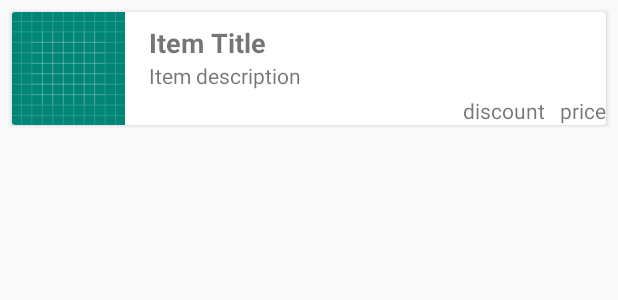
After one commit to ChanakaDushmantha/Online-Shop, an Android app: the layout custom_item.xml on its own in the app's theme, with its tools: preview values and no code run, on a phone screen of 412 x 824 dp. The commit adds this screen. Shown: the top 300 px of the screen. Run offline under Robolectric (Android 15) with nearby library versions, the phone set to English and light mode, and no system bars; network calls fail.

Commit message:
create item list

```diff
--- a/app/build.gradle
+++ b/app/build.gradle
@@ -40,4 +40,6 @@ dependencies {
     implementation 'com.amitshekhar.android:android-networking:1.0.2'
     //validation
     implementation 'com.basgeekball:awesome-validation:4.2'
+    //picasso for take image
+    implementation 'com.squareup.picasso:picasso:2.71828'
 }
--- /dev/null
+++ b/app/src/main/res/layout/custom_item.xml
@@ -0,0 +1,81 @@
+<?xml version="1.0" encoding="utf-8"?>
+<androidx.constraintlayout.widget.ConstraintLayout xmlns:android="http://schemas.android.com/apk/res/android"
+    xmlns:app="http://schemas.android.com/apk/res-auto"
+    xmlns:tools="http://schemas.android.com/tools"
+    android:layout_width="match_parent"
+    android:layout_height="wrap_content">
+
+    <androidx.cardview.widget.CardView
+        android:layout_width="match_parent"
+        android:layout_height="wrap_content"
+        android:layout_marginStart="8dp"
+        android:layout_marginTop="8dp"
+        android:layout_marginEnd="8dp"
+        android:layout_marginBottom="8dp"
+        app:layout_constraintBottom_toBottomOf="parent"
+        app:layout_constraintEnd_toEndOf="parent"
+        app:layout_constraintStart_toStartOf="parent"
+        app:layout_constraintTop_toTopOf="parent">
+
+        <androidx.constraintlayout.widget.ConstraintLayout
+            android:layout_width="match_parent"
+            android:layout_height="wrap_content">
+
+            <ImageView
+                android:id="@+id/coverImage"
+                android:layout_width="75dp"
+                android:layout_height="75dp"
+                app:layout_constraintBottom_toBottomOf="parent"
+                app:layout_constraintEnd_toEndOf="parent"
+                app:layout_constraintHorizontal_bias="0.0"
+                app:layout_constraintStart_toStartOf="parent"
+                app:layout_constraintTop_toTopOf="parent"
+                app:srcCompat="@drawable/ic_launcher_background" />
+
+            <TextView
+                android:id="@+id/itemTitle1"
+                android:layout_width="0dp"
+                android:layout_height="wrap_content"
+                android:layout_marginStart="16dp"
+                android:layout_marginTop="8dp"
+                android:text="Item Title"
+                android:textSize="18sp"
+                android:textStyle="bold"
+                app:layout_constraintBottom_toBottomOf="parent"
+                app:layout_constraintEnd_toEndOf="parent"
+                app:layout_constraintHorizontal_bias="0.0"
+                app:layout_constraintStart_toEndOf="@+id/coverImage"
+                app:layout_constraintTop_toTopOf="parent"
+                app:layout_constraintVertical_bias="0.0" />
+
+            <TextView
+                android:id="@+id/itemDec"
+                android:layout_width="0dp"
+                android:layout_height="wrap_content"
+                android:layout_marginStart="16dp"
+                android:text="Item description"
+                app:layout_constraintEnd_toEndOf="parent"
+                app:layout_constraintHorizontal_bias="0.0"
+                app:layout_constraintStart_toEndOf="@+id/coverImage"
+                app:layout_constraintTop_toBottomOf="@+id/itemTitle1" />
+
+            <TextView
+                android:id="@+id/price"
+                android:layout_width="wrap_content"
+                android:layout_height="wrap_content"
+                android:text="price"
+                app:layout_constraintBottom_toBottomOf="parent"
+                app:layout_constraintEnd_toEndOf="parent" />
+
+            <TextView
+                android:id="@+id/discount"
+                android:layout_width="wrap_content"
+                android:layout_height="wrap_content"
+                android:layout_marginEnd="10dp"
+                android:text="discount"
+                app:layout_constraintBottom_toBottomOf="parent"
+                app:layout_constraintEnd_toStartOf="@+id/price" />
+        </androidx.constraintlayout.widget.ConstraintLayout>
+    </androidx.cardview.widget.CardView>
+
+</androidx.constraintlayout.widget.ConstraintLayout>
```
Also changed, not shown: app/src/main/AndroidManifest.xml (+14 -9 lines), app/src/main/java/lk/chanaka/dushmantha/groceryonline/GetServiceURL.java (deleted, +0 -7 lines), app/src/main/java/lk/chanaka/dushmantha/groceryonline/Items/Adaptor.java (added, +87 -0 lines), app/src/main/java/lk/chanaka/dushmantha/groceryonline/Items/GroceryItem.java (added, +136 -0 lines), app/src/main/java/lk/chanaka/dushmantha/groceryonline/Items/List.java (added, +129 -0 lines), app/src/main/java/lk/chanaka/dushmantha/groceryonline/LoginActivity.java (+6 -7 lines), app/src/main/java/lk/chanaka/dushmantha/groceryonline/MyApp.java (+9 -1 lines), app/src/main/java/lk/chanaka/dushmantha/groceryonline/ProfilePicture.java (+5 -5 lines), app/src/main/java/lk/chanaka/dushmantha/groceryonline/Register.java (+6 -5 lines), app/src/main/java/lk/chanaka/dushmantha/groceryonline/SessionManager.java (+13 -2 lines), app/src/main/java/lk/chanaka/dushmantha/groceryonline/Shops.java (+11 -8 lines), app/src/main/res/layout/activity_list.xml (added, +31 -0 lines), app/src/main/res/layout/activity_shops.xml (line endings or trailing spaces).
